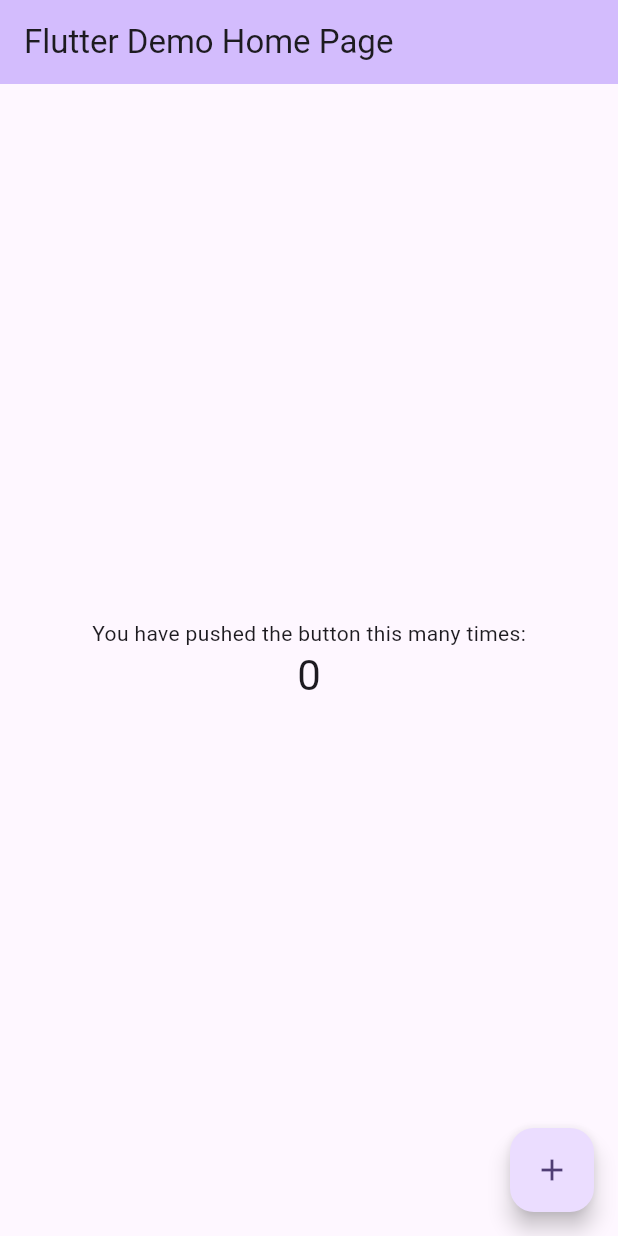
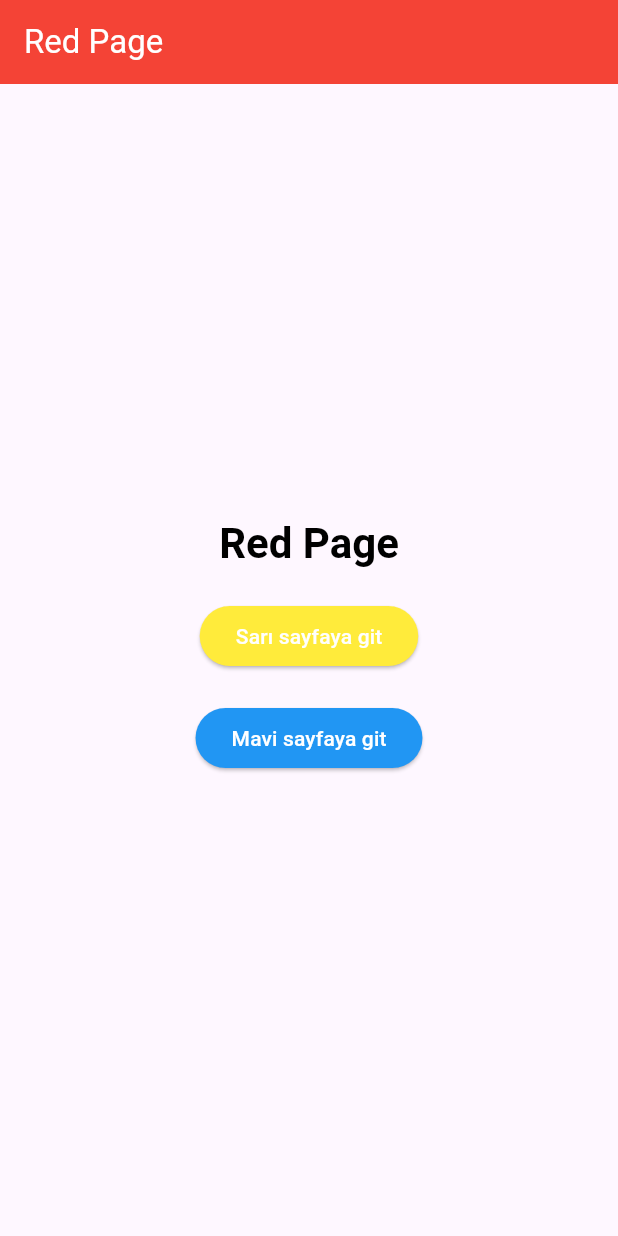
Before and after one commit to YusufBerkez/navigator_islemlerim, a Flutter app: the screen it shows after launch, on a phone screen of 412 x 824 dp. Run offline on Flutter 3.47's test engine with Material 3 defaults, Android fonts, the phone set to English and light mode, and no system bars.

```diff
--- a/lib/main.dart
+++ b/lib/main.dart
@@ -1,4 +1,9 @@
 import 'package:flutter/material.dart';
+import 'package:navigator_islemleri/blue_page.dart';
+import 'package:navigator_islemleri/errorPage.dart';
+import 'package:navigator_islemleri/red_page.dart';
+import 'package:navigator_islemleri/route_generator.dart';
+import 'package:navigator_islemleri/yellow_page.dart';
 
 void main() {
   runApp(const MyApp());
@@ -7,116 +12,29 @@ void main() {
 class MyApp extends StatelessWidget {
   const MyApp({super.key});
 
-  // This widget is the root of your application.
   @override
   Widget build(BuildContext context) {
     return MaterialApp(
-      title: 'Flutter Demo',
+      // routes: {
+      //   "/": (context) => RedPage(),
+      //   "/yellowPage": (context) => YellowPage(),
+      //   "/bluePage": (context) => BluePage(),
+      // },
+      onUnknownRoute: (settings) {
+        return MaterialPageRoute(builder: (context) => Errorpage());
+      },
+      onGenerateRoute: RouteGenerator.routeGenerator,
       theme: ThemeData(
-        // This is the theme of your application.
-        //
-        // TRY THIS: Try running your application with "flutter run". You'll see
-        // the application has a purple toolbar. Then, without quitting the app,
-        // try changing the seedColor in the colorScheme below to Colors.green
-        // and then invoke "hot reload" (save your changes or press the "hot
-        // reload" button in a Flutter-supported IDE, or press "r" if you used
-        // the command line to start the app).
-        //
-        // Notice that the counter didn't reset back to zero; the application
-        // state is not lost during the reload. To reset the state, use hot
-        // restart instead.
-        //
-        // This works for code too, not just values: Most code changes can be
-        // tested with just a hot reload.
-        colorScheme: ColorScheme.fromSeed(seedColor: Colors.deepPurple),
+        textTheme: TextTheme(
+          headlineMedium: TextStyle(
+            color: Colors.black,
+            fontSize: 28,
+            fontWeight: FontWeight.bold,
+          ),
+        ),
       ),
-      home: const MyHomePage(title: 'Flutter Demo Home Page'),
+      debugShowCheckedModeBanner: false,
+      home: RedPage(),
     );
   }
 }
-
-class MyHomePage extends StatefulWidget {
-  const MyHomePage({super.key, required this.title});
-
-  // This widget is the home page of your application. It is stateful, meaning
-  // that it has a State object (defined below) that contains fields that affect
-  // how it looks.
-
-  // This class is the configuration for the state. It holds the values (in this
-  // case the title) provided by the parent (in this case the App widget) and
-  // used by the build method of the State. Fields in a Widget subclass are
-  // always marked "final".
-
-  final String title;
-
-  @override
-  State<MyHomePage> createState() => _MyHomePageState();
-}
-
-class _MyHomePageState extends State<MyHomePage> {
-  int _counter = 0;
-
-  void _incrementCounter() {
-    setState(() {
-      // This call to setState tells the Flutter framework that something has
-      // changed in this State, which causes it to rerun the build method below
-      // so that the display can reflect the updated values. If we changed
-      // _counter without calling setState(), then the build method would not be
-      // called again, and so nothing would appear to happen.
-      _counter++;
-    });
-  }
-
-  @override
-  Widget build(BuildContext context) {
-    // This method is rerun every time setState is called, for instance as done
-    // by the _incrementCounter method above.
-    //
-    // The Flutter framework has been optimized to make rerunning build methods
-    // fast, so that you can just rebuild anything that needs updating rather
-    // than having to individually change instances of widgets.
-    return Scaffold(
-      appBar: AppBar(
-        // TRY THIS: Try changing the color here to a specific color (to
-        // Colors.amber, perhaps?) and trigger a hot reload to see the AppBar
-        // change color while the other colors stay the same.
-        backgroundColor: Theme.of(context).colorScheme.inversePrimary,
-        // Here we take the value from the MyHomePage object that was created by
-        // the App.build method, and use it to set our appbar title.
-        title: Text(widget.title),
-      ),
-      body: Center(
-        // Center is a layout widget. It takes a single child and positions it
-        // in the middle of the parent.
-        child: Column(
-          // Column is also a layout widget. It takes a list of children and
-          // arranges them vertically. By default, it sizes itself to fit its
-          // children horizontally, and tries to be as tall as its parent.
-          //
-          // Column has various properties to control how it sizes itself and
-          // how it positions its children. Here we use mainAxisAlignment to
-          // center the children vertically; the main axis here is the vertical
-          // axis because Columns are vertical (the cross axis would be
-          // horizontal).
-          //
-          // TRY THIS: Invoke "debug painting" (choose the "Toggle Debug Paint"
-          // action in the IDE, or press "p" in the console), to see the
-          // wireframe for each widget.
-          mainAxisAlignment: MainAxisAlignment.center,
-          children: <Widget>[
-            const Text('You have pushed the button this many times:'),
-            Text(
-              '$_counter',
-              style: Theme.of(context).textTheme.headlineMedium,
-            ),
-          ],
-        ),
-      ),
-      floatingActionButton: FloatingActionButton(
-        onPressed: _incrementCounter,
-        tooltip: 'Increment',
-        child: const Icon(Icons.add),
-      ), // This trailing comma makes auto-formatting nicer for build methods.
-    );
-  }
-}
--- /dev/null
+++ b/lib/red_page.dart
@@ -0,0 +1,60 @@
+import 'package:flutter/material.dart';
+
+class RedPage extends StatefulWidget {
+  const RedPage({super.key});
+
+  @override
+  State<RedPage> createState() => _RedPageState();
+}
+
+class _RedPageState extends State<RedPage> {
+  late String name;
+  @override
+  void initState() {
+    // TODO: implement initState
+    super.initState();
+    name = "Berke";
+  }
+
+  @override
+  Widget build(BuildContext context) {
+    return Scaffold(
+      appBar: AppBar(
+        title: Text("Red Page"),
+        backgroundColor: Colors.red,
+        foregroundColor: Colors.white,
+      ),
+      body: Center(
+        child: Column(
+          mainAxisAlignment: MainAxisAlignment.center,
+          children: [
+            Text("Red Page", style: Theme.of(context).textTheme.headlineMedium),
+            SizedBox(height: 20),
+            ElevatedButton(
+              onPressed: () {
+                Navigator.of(context).pushNamed("/yellowPage");
+              },
+              child: Text("Sarı sayfaya git"),
+              style: ElevatedButton.styleFrom(
+                backgroundColor: Colors.yellow,
+                foregroundColor: Colors.white,
+              ),
+            ),
+            SizedBox(height: 20),
+            ElevatedButton(
+              onPressed: () {
+                Navigator.of(context).pushNamed("/bluePage", arguments: name);
+              },
+              child: Text("Mavi sayfaya git"),
+              style: ElevatedButton.styleFrom(
+                backgroundColor: Colors.blue,
+                foregroundColor: Colors.white,
+              ),
+            ),
+            SizedBox(height: 20),
+          ],
+        ),
+      ),
+    );
+  }
+}
```
Also changed, not shown: lib/blue_page.dart (added, +30 -0 lines), lib/errorPage.dart (added, +32 -0 lines), lib/route_generator.dart (added, +20 -0 lines), lib/yellow_page.dart (added, +15 -0 lines), 1 other file.
